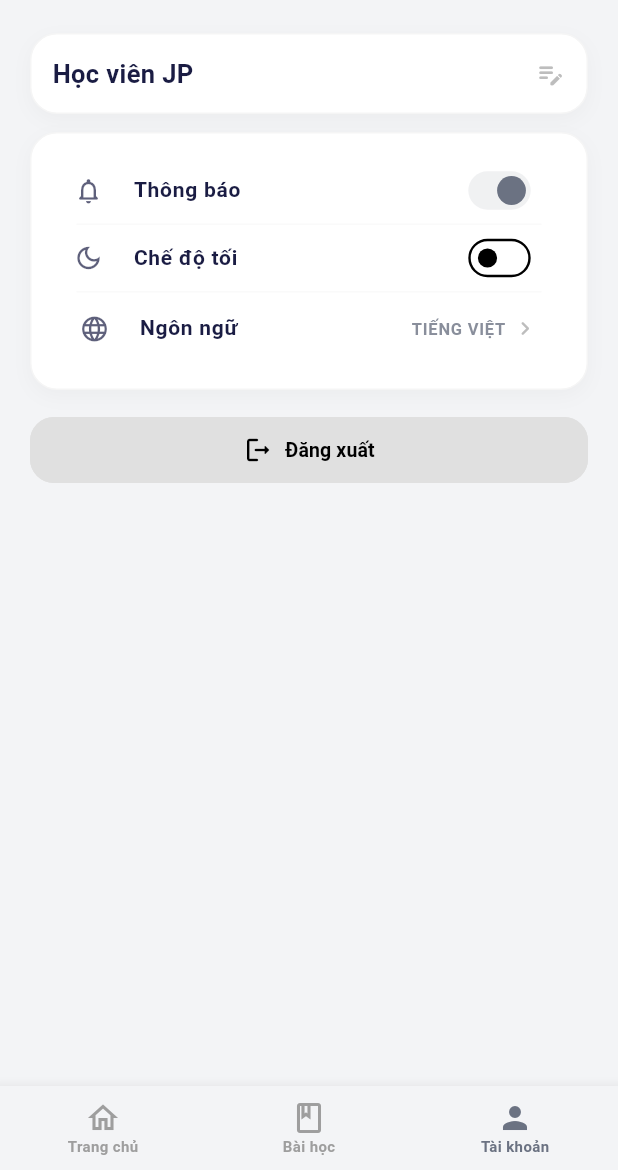
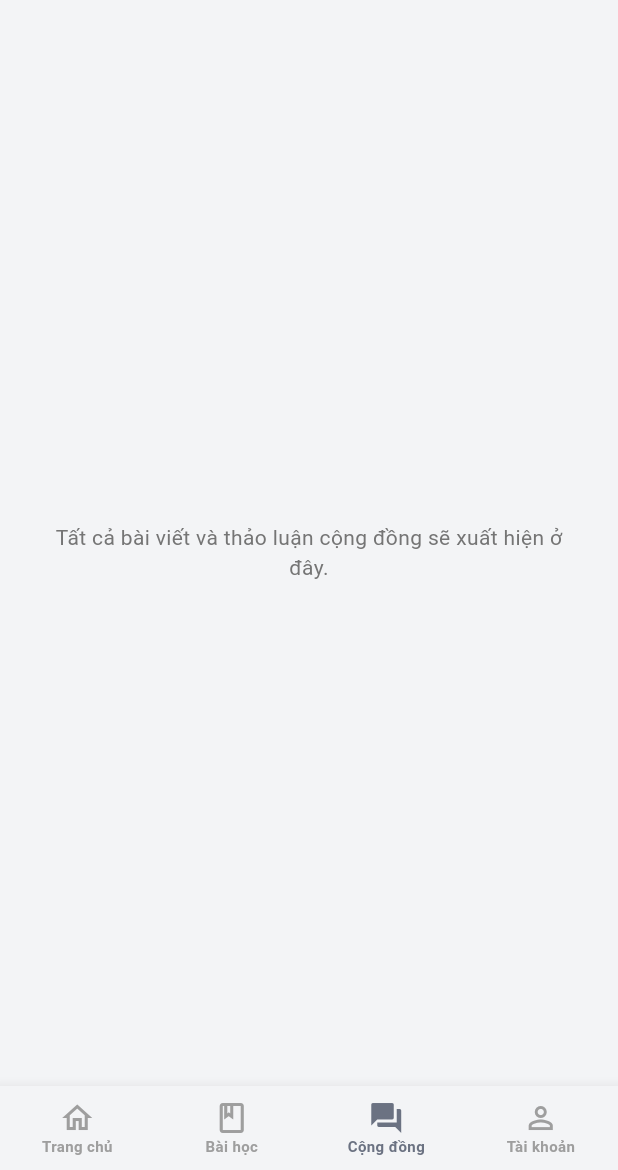
Before and after one commit to Letuananh1207/ChatBuddy_app, a Flutter app: the MainScreen screen opened by its route, item 3 of the bottom bar chosen, on a phone screen of 412 x 824 dp, the part 66-1236 px from its top. Run offline on Flutter 3.47's test engine with Material 3 defaults, Android fonts, the phone set to English and light mode, and no system bars; our stand-ins replace dio, flutter_riverpod, flutter_secure_storage, freezed_annotation, go_router, youtube_player_iframe; accounts and stored records are empty; network calls fail.

Commit message:
Add tab cộng đồng

```diff
--- /dev/null
+++ b/lib/presentation/community/community_screen.dart
@@ -0,0 +1,36 @@
+import 'package:flutter/material.dart';
+
+import '../../core/constants/colors.dart';
+
+class CommunityScreen extends StatelessWidget {
+  const CommunityScreen({super.key});
+
+  @override
+  Widget build(BuildContext context) {
+    return Scaffold(
+      backgroundColor: AppColors.background,
+      body: SafeArea(
+        child: Padding(
+          padding: const EdgeInsets.all(24.0),
+          child: Column(
+            crossAxisAlignment: CrossAxisAlignment.start,
+            children: [
+              Expanded(
+                child: Center(
+                  child: Text(
+                    'Tất cả bài viết và thảo luận cộng đồng sẽ xuất hiện ở đây.',
+                    textAlign: TextAlign.center,
+                    style: Theme.of(context)
+                        .textTheme
+                        .bodyMedium
+                        ?.copyWith(color: Colors.grey[600]),
+                  ),
+                ),
+              ),
+            ],
+          ),
+        ),
+      ),
+    );
+  }
+}
--- a/lib/presentation/main_screen.dart
+++ b/lib/presentation/main_screen.dart
@@ -1,4 +1,5 @@
 import 'package:flutter/material.dart';
+import 'community/community_screen.dart';
 import 'statistic/statistic_screen.dart';
 import 'learning/learning_screen.dart';
 import 'profile/profile_screen.dart';
@@ -19,6 +20,7 @@ class _MainScreenState extends State<MainScreen> {
   final List<Widget> _screens = const [
     StatisticScreen(),
     LearningScreen(),
+    CommunityScreen(),
     ProfileScreen(),
   ];
 
@@ -94,6 +96,11 @@ class _MainScreenState extends State<MainScreen> {
             label: 'Bài học',
           ),
           BottomNavigationBarItem(
+            icon: Icon(Icons.forum_outlined),
+            activeIcon: Icon(Icons.forum),
+            label: 'Cộng đồng',
+          ),
+          BottomNavigationBarItem(
             icon: Icon(Icons.person_outline),
             activeIcon: Icon(Icons.person),
             label: 'Tài khoản',
```
